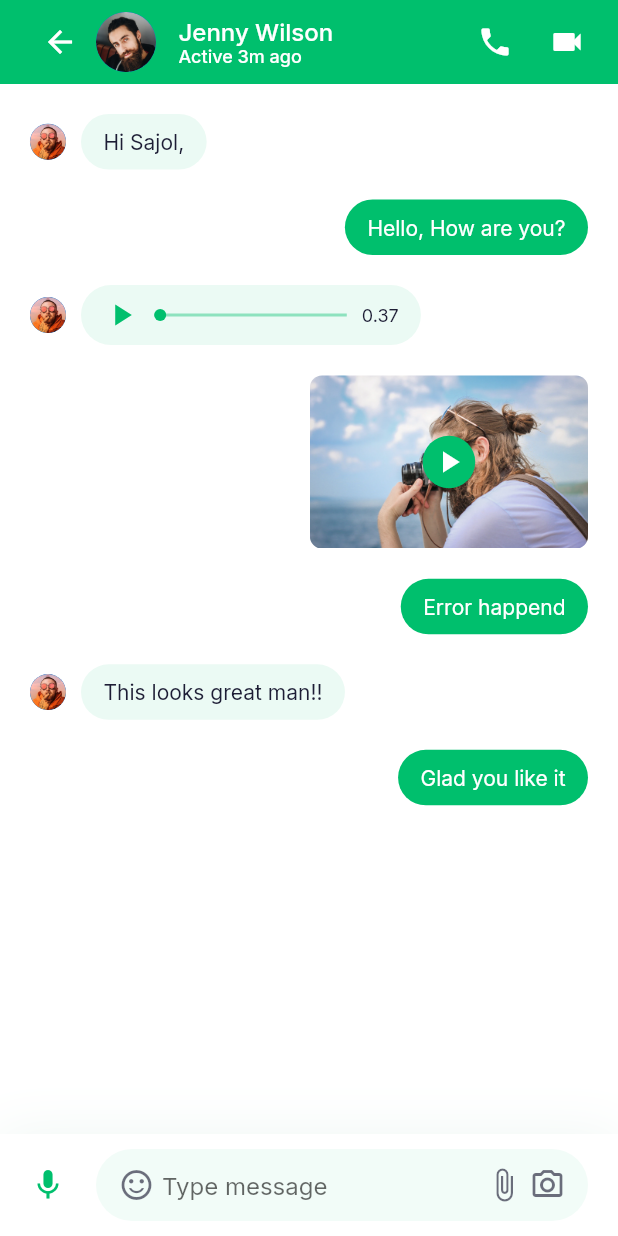
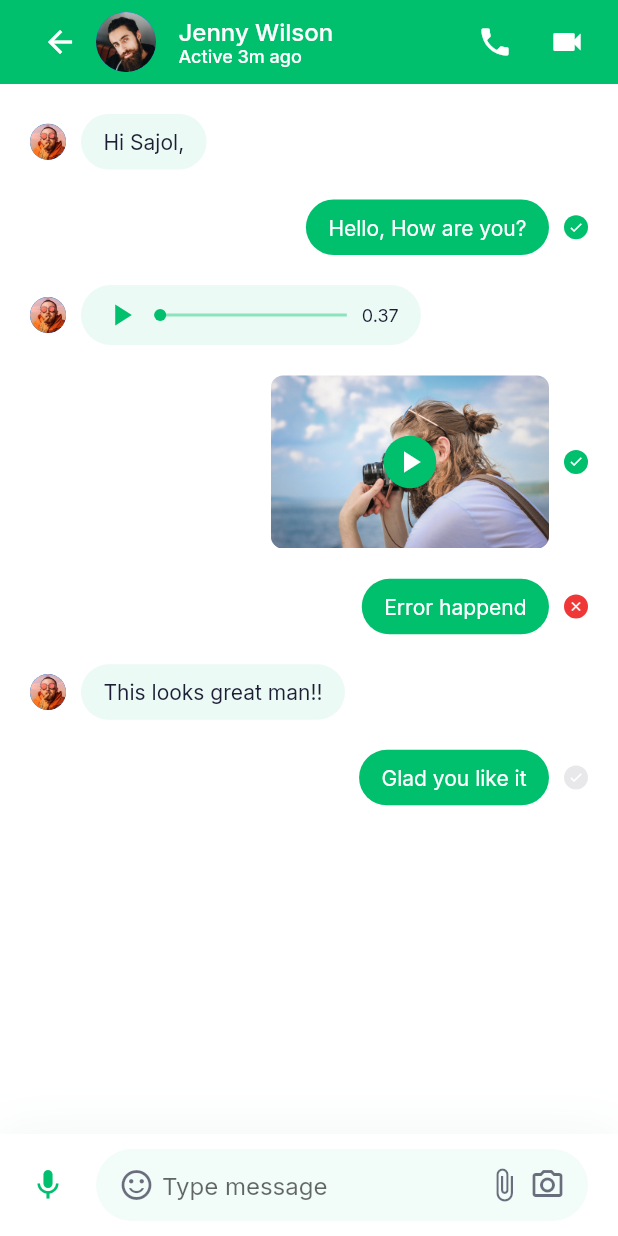
Before and after one commit to hoseinABH/chat_app_ui, a Flutter app: the ChatScreen screen opened directly, after a tap on "Jenny Wilson", on a phone screen of 412 x 824 dp. Run offline on Flutter 3.47's test engine with Material 2 defaults, Android fonts, the phone set to English and light mode, and no system bars; our stand-ins replace google_fonts.

Commit message:
add status for messages

```diff
--- a/lib/screens/messages/components/message.dart
+++ b/lib/screens/messages/components/message.dart
@@ -45,9 +45,47 @@ class Message extends StatelessWidget {
               width: cDefaultPadding / 2,
             ),
           ],
-          messageContaint(message)
+          messageContaint(message),
+          if (message.isSender)
+            MessageStatusDot(
+              status: message.messageStatus,
+            )
         ],
       ),
     );
   }
 }
+
+class MessageStatusDot extends StatelessWidget {
+  final MessageStatus status;
+  const MessageStatusDot({Key? key, required this.status}) : super(key: key);
+
+  @override
+  Widget build(BuildContext context) {
+    Color dotColor(MessageStatus status) {
+      switch (status) {
+        case MessageStatus.not_sent:
+          return Theme.of(context).errorColor;
+        case MessageStatus.not_view:
+          return Theme.of(context).textTheme.bodyText1!.color!.withOpacity(0.1);
+        case MessageStatus.viewed:
+          return cPrimaryColor;
+        default:
+          return Colors.transparent;
+      }
+    }
+
+    return Container(
+      margin: const EdgeInsets.only(left: cDefaultPadding / 2),
+      height: 16,
+      width: 16,
+      decoration:
+          BoxDecoration(color: dotColor(status), shape: BoxShape.circle),
+      child: Icon(
+        status == MessageStatus.not_sent ? Icons.close : Icons.done,
+        size: 10,
+        color: Theme.of(context).scaffoldBackgroundColor,
+      ),
+    );
+  }
+}
```
